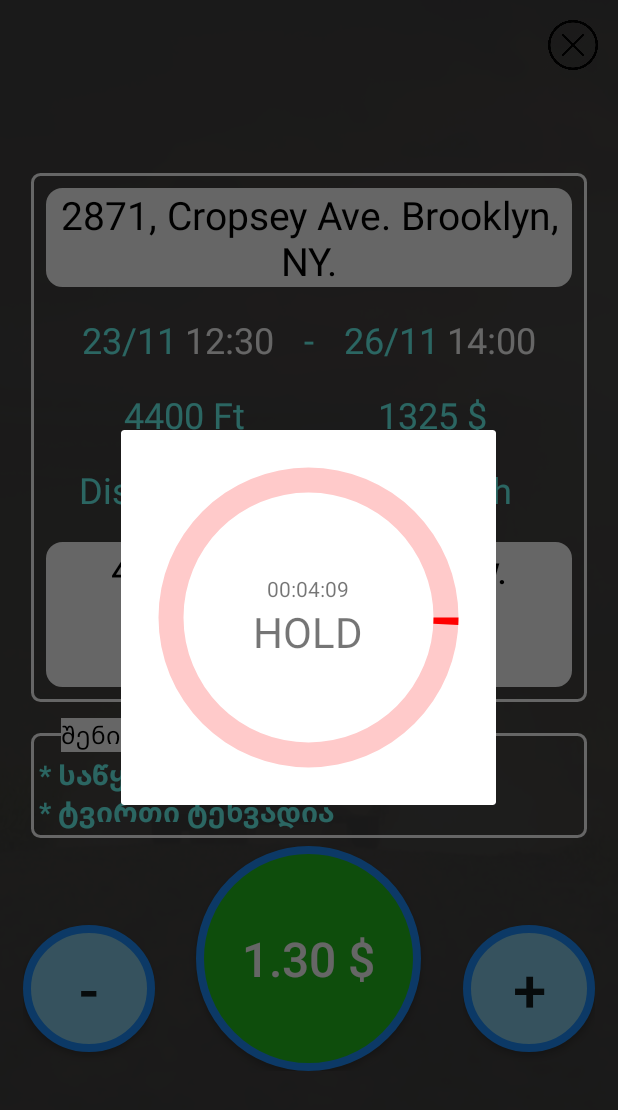
After one commit to pertooo/NaviTruck, an Android app: the fragment CircularProgressBarFragment placed in its activity, on a phone screen of 412 x 824 dp. The commit adds this screen. Shown: the top 1110 px of the screen. Run offline under Robolectric (Android 15) with nearby library versions, the phone set to English and light mode, and no system bars.

Commit message:
Accpet Task Rest & Progress Bar

```diff
--- a/app/src/main/java/com/example/navitruck/Utils/Constants.java
+++ b/app/src/main/java/com/example/navitruck/Utils/Constants.java
@@ -5,6 +5,8 @@ public class Constants {
     public static String API_BASE_URL = "http://192.168.1.7:8080";
     public static String HEADER_STRING = "Authorization";
 
+    public static String SETTINGS = "mysettings";
+
     public static boolean SEEN_LAST_TASK = true;
 
 }
--- /dev/null
+++ b/app/src/main/java/com/example/navitruck/callback/TaskAcceptCallback.java
@@ -0,0 +1,15 @@
+package com.example.navitruck.callback;
+
+import com.example.navitruck.dto.abst.AbstractDTO;
+
+import okhttp3.ResponseBody;
+import retrofit2.Call;
+import retrofit2.Callback;
+import retrofit2.Response;
+
+public interface TaskAcceptCallback extends Callback<AbstractDTO> {
+
+    void onResponse(Call<AbstractDTO> call, Response<AbstractDTO> response);
+
+    void onFailure(Call<AbstractDTO> call, Throwable t);
+}
--- a/app/src/main/java/com/example/navitruck/network/rest/RestClient.java
+++ b/app/src/main/java/com/example/navitruck/network/rest/RestClient.java
@@ -32,7 +32,7 @@ public class RestClient {
         @Override
         public okhttp3.Response intercept(Chain chain) throws IOException {
 
-            SharedPreferences sharedPref = activity.getPreferences(Context.MODE_PRIVATE);
+            SharedPreferences sharedPref = activity.getSharedPreferences(Constants.SETTINGS, Context.MODE_PRIVATE);
             String token = sharedPref.getString(activity.getString(R.string.token),"");
 
             return chain.proceed(
--- /dev/null
+++ b/app/src/main/java/com/example/navitruck/screens/dialog/CircularProgressBarFragment.java
@@ -0,0 +1,112 @@
+package com.example.navitruck.screens.dialog;
+
+import android.os.Bundle;
+import android.os.CountDownTimer;
+import android.view.LayoutInflater;
+import android.view.View;
+import android.view.ViewGroup;
+import android.view.animation.Animation;
+import android.view.animation.RotateAnimation;
+import android.widget.ProgressBar;
+import android.widget.TextView;
+import android.widget.Toast;
+
+import androidx.fragment.app.DialogFragment;
+import androidx.fragment.app.Fragment;
+
+import com.example.navitruck.R;
+
+public class CircularProgressBarFragment extends DialogFragment {
+
+    ProgressBar progressBarView;
+    TextView tv_time;
+
+    int myProgress = 0;
+    int progress;
+    CountDownTimer countDownTimer;
+    int endTime = 250;
+
+    @Override
+    public void onCreate(Bundle savedInstanceState) {
+        super.onCreate(savedInstanceState);
+    }
+
+    @Override
+    public View onCreateView(LayoutInflater inflater, ViewGroup container, Bundle savedInstanceState) {
+        View v = inflater.inflate(R.layout.progerss_bar_circular, container, false);
+
+        initViews(v);
+
+
+        RotateAnimation makeVertical = new RotateAnimation(0, -90, Animation.RELATIVE_TO_SELF, 0.5f, Animation.RELATIVE_TO_SELF, 0.5f);
+        makeVertical.setFillAfter(true);
+        progressBarView.startAnimation(makeVertical);
+        progressBarView.setSecondaryProgress(endTime);
+        progressBarView.setProgress(0);
+
+        fn_countdown();
+
+
+        return v;
+    }
+
+    private void initViews(View v){
+        progressBarView = v.findViewById(R.id.view_progress_bar);
+        tv_time= v.findViewById(R.id.tv_timer);
+    }
+
+    public void setProgress(int startTime, int endTime) {
+        progressBarView.setMax(endTime);
+        progressBarView.setSecondaryProgress(endTime);
+        progressBarView.setProgress(startTime);
+
+    }
+
+    private void fn_countdown() {
+
+            progress = 1;
+
+            countDownTimer = new CountDownTimer(endTime * 1000, 1000) {
+                @Override
+                public void onTick(long millisUntilFinished) {
+                    setProgress(progress, endTime);
+                    progress = progress + 1;
+                    int seconds = (int) (millisUntilFinished / 1000) % 60;
+                    int minutes = (int) ((millisUntilFinished / (1000 * 60)) % 60);
+                    int hours = (int) ((millisUntilFinished / (1000 * 60 * 60)) % 24);
+                    String newtime = hours + ":" + minutes + ":" + seconds;
+
+                    if (newtime.equals("0:0:0")) {
+                        tv_time.setText("00:00:00");
+                    } else if ((String.valueOf(hours).length() == 1) && (String.valueOf(minutes).length() == 1) && (String.valueOf(seconds).length() == 1)) {
+                        tv_time.setText("0" + hours + ":0" + minutes + ":0" + seconds);
+                    } else if ((String.valueOf(hours).length() == 1) && (String.valueOf(minutes).length() == 1)) {
+                        tv_time.setText("0" + hours + ":0" + minutes + ":" + seconds);
+                    } else if ((String.valueOf(hours).length() == 1) && (String.valueOf(seconds).length() == 1)) {
+                        tv_time.setText("0" + hours + ":" + minutes + ":0" + seconds);
+                    } else if ((String.valueOf(minutes).length() == 1) && (String.valueOf(seconds).length() == 1)) {
+                        tv_time.setText(hours + ":0" + minutes + ":0" + seconds);
+                    } else if (String.valueOf(hours).length() == 1) {
+                        tv_time.setText("0" + hours + ":" + minutes + ":" + seconds);
+                    } else if (String.valueOf(minutes).length() == 1) {
+                        tv_time.setText(hours + ":0" + minutes + ":" + seconds);
+                    } else if (String.valueOf(seconds).length() == 1) {
+                        tv_time.setText(hours + ":" + minutes + ":0" + seconds);
+                    } else {
+                        tv_time.setText(hours + ":" + minutes + ":" + seconds);
+                    }
+
+                }
+
+                @Override
+                public void onFinish() {
+                    setProgress(progress, endTime);
+
+
+                }
+            };
+            countDownTimer.start();
+
+
+    }
+}
--- /dev/null
+++ b/app/src/main/res/drawable/drawable_circularprogressbar.xml
@@ -0,0 +1,22 @@
+<?xml version="1.0" encoding="utf-8"?>
+<layer-list xmlns:android="http://schemas.android.com/apk/res/android" >
+
+    <item android:id="@android:id/secondaryProgress">
+        <shape
+            android:shape="ring"
+            android:useLevel="true"
+            android:thicknessRatio="15" >
+            <solid android:color="#FFCACA" />
+        </shape>
+    </item>
+
+    <item android:id="@android:id/progress">
+        <shape
+            android:shape="ring"
+            android:useLevel="true"
+            android:thicknessRatio="15" >
+            <solid android:color="@color/red" />
+        </shape>
+    </item>
+
+</layer-list>
--- a/app/src/main/res/layout/fragment_new_task.xml
+++ b/app/src/main/res/layout/fragment_new_task.xml
@@ -10,21 +10,16 @@
         android:layout_width="fill_parent"
         android:layout_height="wrap_content"
         android:orientation="horizontal"
+        android:gravity="end"
         tools:ignore="MissingConstraints">
-
-        <RelativeLayout
-            android:layout_width="match_parent"
-            android:layout_height="wrap_content">
 
         <Button
             android:id="@+id/close"
             android:layout_width="40dp"
             android:layout_height="40dp"
             android:layout_margin="10dp"
-                android:layout_alignParentRight="true"
             android:background="@drawable/close"
             android:gravity="end" />
-        </RelativeLayout>
 
     </LinearLayout>
 
--- /dev/null
+++ b/app/src/main/res/layout/progerss_bar_circular.xml
@@ -0,0 +1,45 @@
+<RelativeLayout
+    android:layout_width="match_parent"
+    android:layout_height="match_parent"
+    xmlns:android="http://schemas.android.com/apk/res/android"
+    android:orientation="vertical"
+    android:background="@color/colorTrnsparent">
+
+
+    <LinearLayout
+        android:layout_width="wrap_content"
+        android:layout_height="wrap_content"
+        android:orientation="vertical"
+        android:layout_centerInParent="true"
+        android:gravity="center"
+        >
+
+        <TextView
+            android:layout_width="wrap_content"
+            android:layout_height="wrap_content"
+            android:id="@+id/tv_timer"
+            android:layout_gravity="center"
+            />
+
+        <TextView
+            android:layout_width="wrap_content"
+            android:layout_height="wrap_content"
+            android:id="@+id/hold_text"
+            android:text="HOLD"
+            android:textSize="28sp"
+            android:layout_gravity="center"
+            />
+
+    </LinearLayout>
+
+    <ProgressBar
+        android:id="@+id/view_progress_bar"
+        style="?android:attr/progressBarStyleHorizontal"
+        android:layout_width="250dp"
+        android:layout_height="250dp"
+        android:layout_gravity="center"
+        android:layout_centerInParent="true"
+        android:progressDrawable="@drawable/drawable_circularprogressbar"
+        />
+
+</RelativeLayout>
--- a/app/src/main/res/values/colors.xml
+++ b/app/src/main/res/values/colors.xml
@@ -5,6 +5,7 @@
     <color name="gray">#F2414141</color>
 
     <color name="green">#23C01E</color>
+    <color name="red">#FF0000</color>
 
     <color name="colorPrimary">#6200EE</color>
     <color name="colorPrimaryDark">#3700B3</color>
```
Also changed, not shown: app/src/main/java/com/example/navitruck/network/TaskClient.java (added, +22 -0 lines), app/src/main/java/com/example/navitruck/network/rest/TaskRestClient.java (added, +64 -0 lines), app/src/main/java/com/example/navitruck/screens/login/LoginActivity.java (+19 -16 lines), app/src/main/java/com/example/navitruck/screens/task/NewTaskFragment.java (+8 -0 lines), app/src/main/java/com/example/navitruck/screens/task/NotifyTaskReceived.java (+63 -2 lines). Lines whose indentation alone changed are shown as unchanged.
